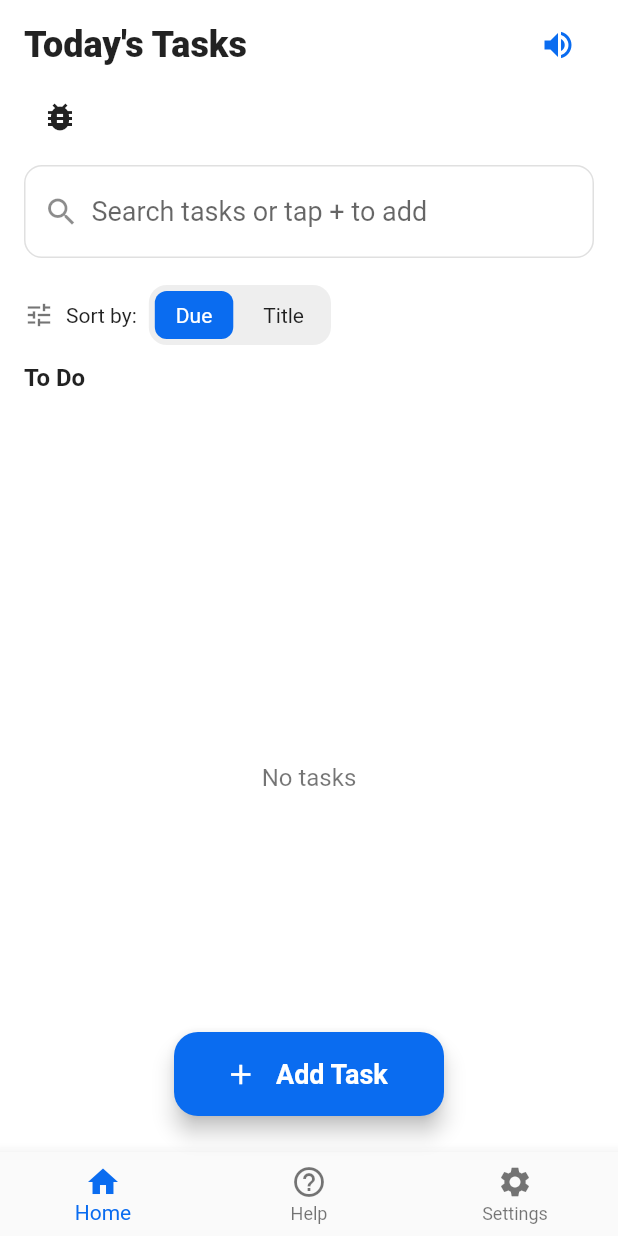
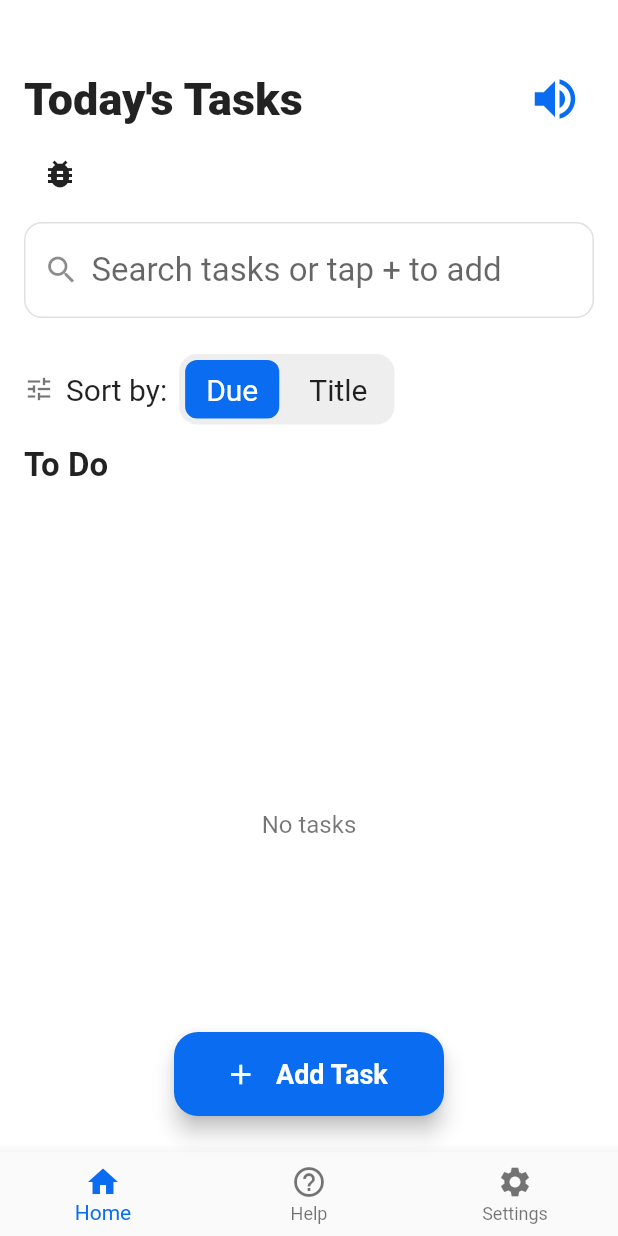
Before and after one commit to YangMin1022/easycare_to_do_app, a Flutter app: the screen it shows after launch, after a tap on "Skip", on a phone screen of 412 x 824 dp. Run offline on Flutter 3.47's test engine with Material 3 defaults, Android fonts, the phone set to English and light mode, and no system bars; our stand-ins replace drift, flutter_local_notifications, flutter_timezone, flutter_tts, shared_preferences, timezone; accounts and stored records are empty; generated files the repository leaves out were written again.

Commit message:
Improve Onboarding/Home UI accessibility and fix TTS settings persistence

```diff
--- a/lib/main.dart
+++ b/lib/main.dart
@@ -49,9 +49,10 @@ class _Design {
   static const Color accentGreen = Color(0xFF16A34A);
   static const Color surface = Color(0xFFF4F6F8);
   static const double horizontalPadding = 16.0;
-  static const double headlineSize = 22.0;
-  static const double bodySize = 18.0;
-  static const double smallSize = 14.0;
+  static const double headlineSize = 24.0;
+  static const double headlineSizeSmall = 22.0;
+  static const double bodySize = 22.0;
+  static const double smallSize = 20.0;
   static const double actionHeight = 56.0;
 }
 
@@ -88,7 +89,12 @@ class _OnboardingThenHomeState extends State<OnboardingThenHome> {
     super.dispose();
   }
 
-  Widget _buildSkipButton() => TextButton(onPressed: _goToHome, child: const Text('Skip', style: TextStyle(color: Colors.black87)));
+  Widget _buildSkipButton() => TextButton(onPressed: _goToHome,
+  style: TextButton.styleFrom(
+  // Increases the touch area size
+  padding: const EdgeInsets.symmetric(horizontal: 16, vertical: 12),
+  ),
+  child: const Text('Skip', style: TextStyle(color: Colors.black87, fontSize: 24, fontWeight: FontWeight.w500)));
 
   Widget _buildPageIndicator() {
     Widget dot(bool active) => Container(
@@ -158,16 +164,18 @@ class SimpleOnboardingPage extends StatelessWidget {
 
   @override
   Widget build(BuildContext context) {
-    return Column(children: [
+    return Column(
+      mainAxisAlignment: MainAxisAlignment.center,
+      children: [
         const SizedBox(height: 12),
-      Semantics(label: title, child: CircleAvatar(radius: 44, backgroundColor: Colors.white, child: CircleAvatar(radius: 34, backgroundColor: _Design.surface, child: Icon(icon, size: 36, color: _Design.primary)))),
+        Semantics(label: title, child: CircleAvatar(radius: 60, backgroundColor: Colors.white, child: CircleAvatar(radius: 50, backgroundColor: _Design.surface, child: Icon(icon, size: 60, color: _Design.primary)))),
         const SizedBox(height: 26),
         Text(title, style: const TextStyle(fontWeight: FontWeight.w700, fontSize: _Design.headlineSize)),
         const SizedBox(height: 14),
         ...bullets.map((b) => Padding(padding: const EdgeInsets.symmetric(vertical: 8.0), child: Row(crossAxisAlignment: CrossAxisAlignment.start, children: [
               Icon(Icons.check_circle, color: _Design.accentGreen, size: 24),
               const SizedBox(width: 12),
-            Expanded(child: Text(b, style: const TextStyle(fontSize: _Design.bodySize, height: 1.35, color: Colors.black87))),
+              Expanded(child: Text(b, style: const TextStyle(fontSize: _Design.headlineSizeSmall, height: 1.35, color: Colors.black87))),
             ]))),
     ]);
   }
@@ -360,7 +368,7 @@ class _TaskListHomeState extends State<TaskListHome> {
             child: Container(
               padding: const EdgeInsets.symmetric(horizontal: 14, vertical: 8),
               decoration: BoxDecoration(color: _sortBy == SortBy.due ? _Design.primary : Colors.transparent, borderRadius: BorderRadius.circular(8)),
-              child: Text('Due', style: TextStyle(color: _sortBy == SortBy.due ? Colors.white : Colors.black87)),
+              child: Text('Due', style: TextStyle(color: _sortBy == SortBy.due ? Colors.white : Colors.black87, fontSize: _Design.smallSize)),
             ),
           ),
           const SizedBox(width: 6),
@@ -369,7 +377,7 @@ class _TaskListHomeState extends State<TaskListHome> {
             child: Container(
               padding: const EdgeInsets.symmetric(horizontal: 14, vertical: 8),
               decoration: BoxDecoration(color: _sortBy == SortBy.title ? _Design.primary : Colors.transparent, borderRadius: BorderRadius.circular(8)),
-              child: Text('Title', style: TextStyle(color: _sortBy == SortBy.title ? Colors.white : Colors.black87)),
+              child: Text('Title', style: TextStyle(color: _sortBy == SortBy.title ? Colors.white : Colors.black87, fontSize: _Design.smallSize)),
             ),
           )
         ]),
@@ -421,7 +429,7 @@ class _TaskListHomeState extends State<TaskListHome> {
             Expanded(
               child: Column(crossAxisAlignment: CrossAxisAlignment.start, children: [
                 Row(crossAxisAlignment: CrossAxisAlignment.start, children: [
-                  Expanded(child: Text(t.title, style: TextStyle(fontSize: 18, fontWeight: FontWeight.w700, decoration: t.completed ? TextDecoration.lineThrough : null))),
+                  Expanded(child: Text(t.title, style: TextStyle(fontSize: 20, fontWeight: FontWeight.w700, decoration: t.completed ? TextDecoration.lineThrough : null))),
                   const SizedBox(width: 8),
                   // edit icon
                   IconButton(
@@ -430,12 +438,12 @@ class _TaskListHomeState extends State<TaskListHome> {
                   ),
                 ]),
                 const SizedBox(height: 6),
-                Text(t.note, style: const TextStyle(fontSize: 14, color: Colors.black54)),
+                Text(t.note, style: const TextStyle(fontSize: 16, color: Colors.black54)),
                 const SizedBox(height: 10),
                 Row(children: [
                   Icon(Icons.schedule, size: 16, color: Colors.black54),
                   const SizedBox(width: 6),
-                  Text(_formatDate(t.due), style: const TextStyle(fontSize: 14, color: Colors.black54)),
+                  Text(_formatDate(t.due), style: const TextStyle(fontSize: 15, color: Colors.black54)),
                   const SizedBox(width: 10),
                   if (badgeText.isNotEmpty)
                     Container(
@@ -444,7 +452,7 @@ class _TaskListHomeState extends State<TaskListHome> {
                       child: Row(children: [
                         const Icon(Icons.notifications_active, size: 16, color: Colors.orange),
                         const SizedBox(width: 6),
-                        Text(badgeText, style: TextStyle(fontSize: 13, color: Colors.black87)),
+                        Text(badgeText, style: TextStyle(fontSize: 15, color: Colors.black87)),
                       ]),
                     ),
                 ])
@@ -480,13 +488,14 @@ class _TaskListHomeState extends State<TaskListHome> {
     return Padding(
       padding: const EdgeInsets.symmetric(horizontal: _Design.horizontalPadding),
       child: Column(crossAxisAlignment: CrossAxisAlignment.start, children: [
-        const SizedBox(height: 6),
+        const SizedBox(height: 40),
         Row(mainAxisAlignment: MainAxisAlignment.spaceBetween, children: [
-          Text("Today's Tasks", style: const TextStyle(fontSize: 24, fontWeight: FontWeight.w800)),
+          Text("Today's Tasks", style: const TextStyle(fontSize: 30, fontWeight: FontWeight.w800)),
           ValueListenableBuilder<bool>(
             valueListenable: TtsService().isSpeakingNotifier,
             builder: (context, isSpeaking, child) {
               return IconButton(
+                iconSize: 36,
                 onPressed: () async {
                   // If currently speaking, this will STOP it.
                   // If stopped, this will START it.
@@ -540,10 +549,10 @@ class _TaskListHomeState extends State<TaskListHome> {
         ),
 
         _buildSearchBar(),
-        const SizedBox(height: 6),
+        const SizedBox(height: 12),
         _buildSortControl(),
-        const SizedBox(height: 12),
-        const Text('To Do', style: TextStyle(fontSize: 16, fontWeight: FontWeight.w700)),
+        const SizedBox(height: 14),
+        const Text('To Do', style: TextStyle(fontSize: 22, fontWeight: FontWeight.w700)),
         const SizedBox(height: 8),
         // Expanded ListView
         Expanded(
--- a/lib/services/tts_service.dart
+++ b/lib/services/tts_service.dart
@@ -76,7 +76,7 @@ class TtsService {
 
   // Update and Save Rate
   Future<void> setSpeechRate(double rate) async {
-    _speechRate = rate.clamp(0.0, 1.0);
+    _speechRate = rate.clamp(0.0, 1.2);
     await _tts.setSpeechRate(_speechRate);
     final prefs = await SharedPreferences.getInstance();
     await prefs.setDouble('tts_rate', _speechRate);
```
Also changed, not shown: lib/settings.dart (+5 -5 lines). Lines whose indentation alone changed are shown as unchanged.
